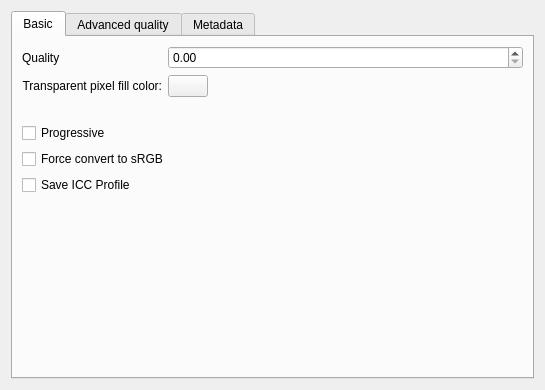
First picture: the form in plugins/impex/jpeg/kis_wdg_options_jpeg.ui, repository purdygeorgeedward-dev/Krimble, before the edit.
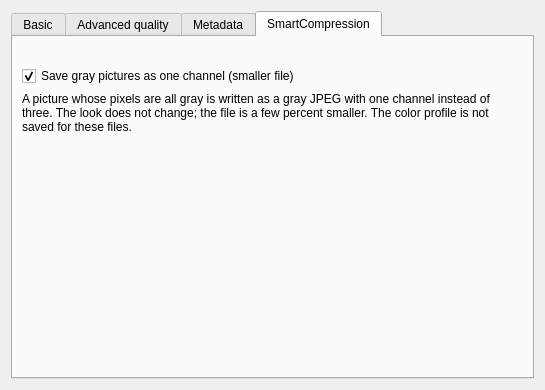
Second picture: the form after the edit. The open tabs and pages were chosen to show the change. Custom widgets are drawn as their Qt base class.

Commit message: Task 24: SmartCompression step 1: the JPEG tab and gray pictures saved as one channel

Patch:
```diff
--- a/plugins/impex/jpeg/kis_wdg_options_jpeg.ui
+++ b/plugins/impex/jpeg/kis_wdg_options_jpeg.ui
@@ -371,6 +371,54 @@
        </item>
       </layout>
      </widget>
+     <!-- Krimble 2026-11-12 (task 24c): the SmartCompression tab. Part c: a picture that is all gray is written as a gray JPEG with one channel. The red tweak and the area-selective compression come later. -->
+     <widget class="QWidget" name="tab_4">
+      <attribute name="title">
+       <string>SmartCompression</string>
+      </attribute>
+      <layout class="QVBoxLayout" name="verticalLayoutSmart">
+       <item>
+        <widget class="QLabel" name="smartLogo">
+         <property name="alignment">
+          <set>Qt::AlignLeading|Qt::AlignLeft|Qt::AlignVCenter</set>
+         </property>
+        </widget>
+       </item>
+       <item>
+        <widget class="QCheckBox" name="chkSmartGrayscale">
+         <property name="text">
+          <string>Save gray pictures as one channel (smaller file)</string>
+         </property>
+         <property name="checked">
+          <bool>true</bool>
+         </property>
+        </widget>
+       </item>
+       <item>
+        <widget class="QLabel" name="lblSmartGrayscaleNote">
+         <property name="text">
+          <string>A picture whose pixels are all gray is written as a gray JPEG with one channel instead of three. The look does not change; the file is a few percent smaller. The color profile is not saved for these files.</string>
+         </property>
+         <property name="wordWrap">
+          <bool>true</bool>
+         </property>
+        </widget>
+       </item>
+       <item>
+        <spacer name="verticalSpacerSmart">
+         <property name="orientation">
+          <enum>Qt::Vertical</enum>
+         </property>
+         <property name="sizeHint" stdset="0">
+          <size>
+           <width>20</width>
+           <height>40</height>
+          </size>
+         </property>
+        </spacer>
+       </item>
+      </layout>
+     </widget>
     </widget>
    </item>
   </layout>
```
The commit also changes 5 other files.
